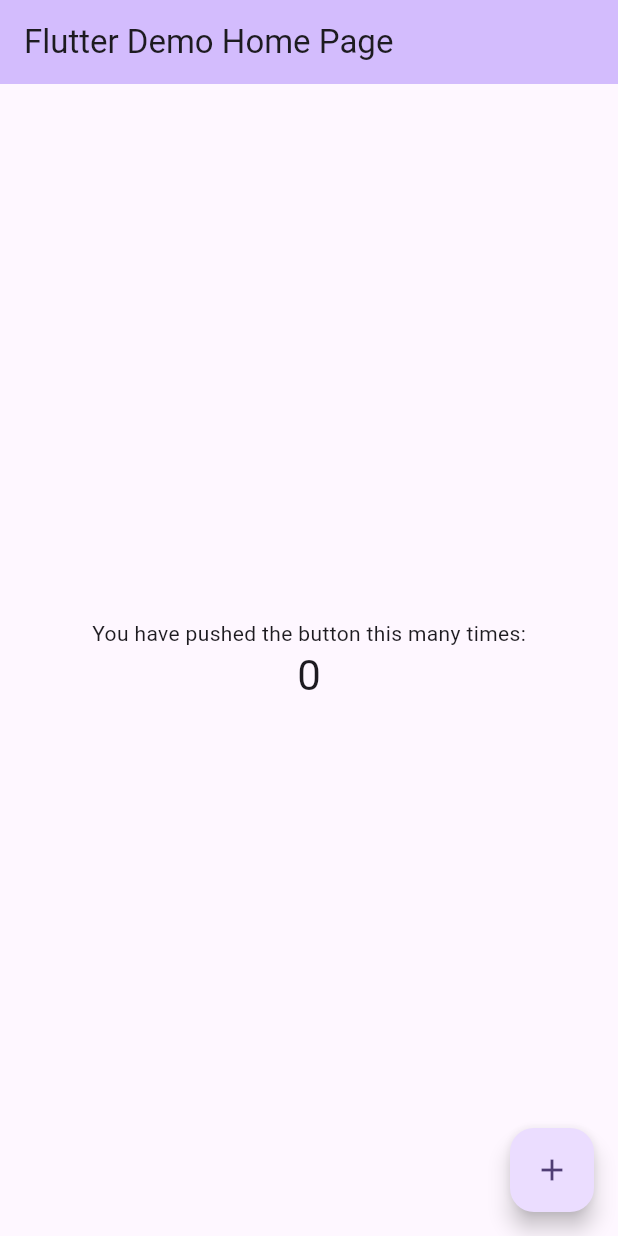
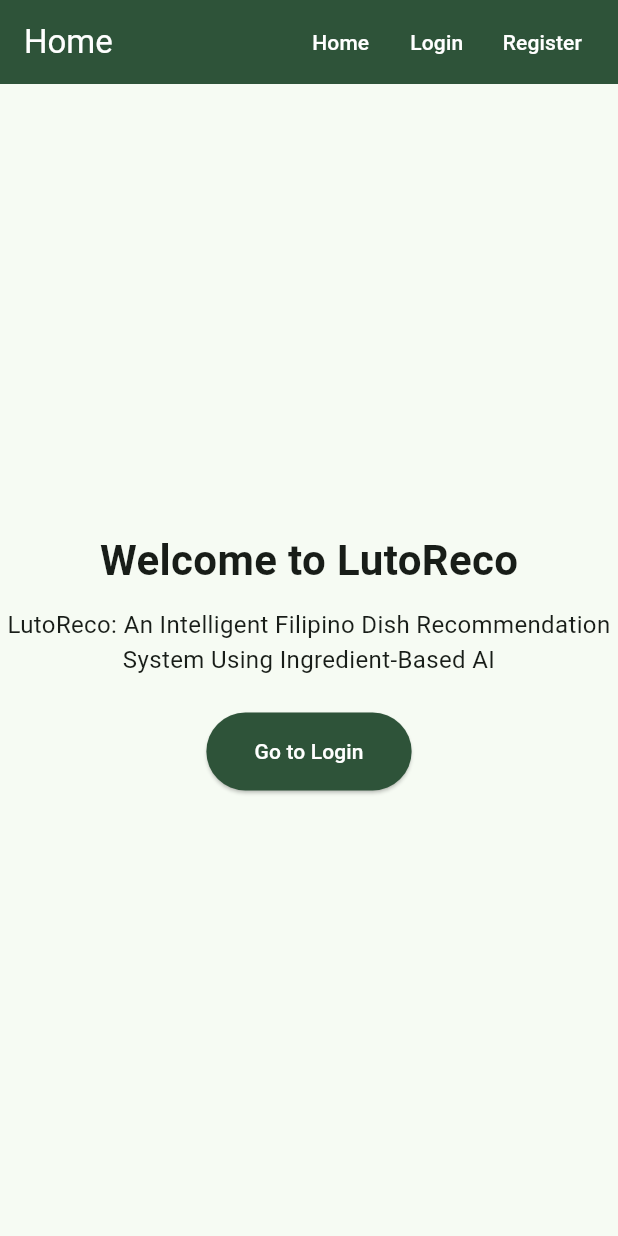
Before and after one commit to kianacalylcompra/kianas_project, a Flutter app: the screen it shows after launch, on a phone screen of 412 x 824 dp. Run offline on Flutter 3.47's test engine with Material 3 defaults, Android fonts, the phone set to English and light mode, and no system bars.

Commit message:
Add home, login, register, dashboard, navigation shell and input validation

```diff
--- a/lib/app.dart
+++ b/lib/app.dart
@@ -0,0 +1,56 @@
+import 'package:flutter/material.dart';
+
+import 'constants/app_constants.dart';
+import 'services/auth_state.dart';
+import 'screens/home_screen.dart';
+import 'screens/login_screen.dart';
+import 'screens/register_screen.dart';
+import 'screens/dashboard_screen.dart';
+
+class MyApp extends StatelessWidget {
+  const MyApp({super.key});
+
+  Route<dynamic> _onGenerateRoute(RouteSettings settings) {
+    String routeName = settings.name ?? '/';
+    Widget page;
+
+    switch (routeName) {
+      case '/login':
+        page = const LoginScreen();
+        break;
+      case '/register':
+        page = const RegisterScreen();
+        break;
+      case '/dashboard':
+        if (AuthState.isLoggedIn.value) {
+          page = const DashboardScreen();
+        } else {
+          routeName = '/login';
+          page = const LoginScreen();
+        }
+        break;
+      default:
+        routeName = '/';
+        page = const HomeScreen();
+    }
+
+    return MaterialPageRoute(
+      settings: RouteSettings(name: routeName),
+      builder: (context) => page,
+    );
+  }
+
+  @override
+  Widget build(BuildContext context) {
+    return MaterialApp(
+      title: AppConstants.appName,
+      debugShowCheckedModeBanner: false,
+      theme: ThemeData(
+        colorScheme: ColorScheme.fromSeed(seedColor: AppConstants.primaryColor),
+        useMaterial3: true,
+      ),
+      initialRoute: '/',
+      onGenerateRoute: _onGenerateRoute,
+    );
+  }
+}
--- /dev/null
+++ b/lib/constants/app_constants.dart
@@ -0,0 +1,8 @@
+import 'package:flutter/material.dart';
+
+class AppConstants {
+  static const String appName = 'LutoReco';
+  static const String fullTitle =
+      'LutoReco: An Intelligent Filipino Dish Recommendation System Using Ingredient-Based AI';
+  static const Color primaryColor = Color(0xFF2E5339);
+}
--- a/lib/main.dart
+++ b/lib/main.dart
@@ -1,122 +1,7 @@
 import 'package:flutter/material.dart';
+
+import 'app.dart';
 
 void main() {
   runApp(const MyApp());
 }
-
-class MyApp extends StatelessWidget {
-  const MyApp({super.key});
-
-  // This widget is the root of your application.
-  @override
-  Widget build(BuildContext context) {
-    return MaterialApp(
-      title: 'Flutter Demo',
-      theme: ThemeData(
-        // This is the theme of your application.
-        //
-        // TRY THIS: Try running your application with "flutter run". You'll see
-        // the application has a purple toolbar. Then, without quitting the app,
-        // try changing the seedColor in the colorScheme below to Colors.green
-        // and then invoke "hot reload" (save your changes or press the "hot
-        // reload" button in a Flutter-supported IDE, or press "r" if you used
-        // the command line to start the app).
-        //
-        // Notice that the counter didn't reset back to zero; the application
-        // state is not lost during the reload. To reset the state, use hot
-        // restart instead.
-        //
-        // This works for code too, not just values: Most code changes can be
-        // tested with just a hot reload.
-        colorScheme: .fromSeed(seedColor: Colors.deepPurple),
-      ),
-      home: const MyHomePage(title: 'Flutter Demo Home Page'),
-    );
-  }
-}
-
-class MyHomePage extends StatefulWidget {
-  const MyHomePage({super.key, required this.title});
-
-  // This widget is the home page of your application. It is stateful, meaning
-  // that it has a State object (defined below) that contains fields that affect
-  // how it looks.
-
-  // This class is the configuration for the state. It holds the values (in this
-  // case the title) provided by the parent (in this case the App widget) and
-  // used by the build method of the State. Fields in a Widget subclass are
-  // always marked "final".
-
-  final String title;
-
-  @override
-  State<MyHomePage> createState() => _MyHomePageState();
-}
-
-class _MyHomePageState extends State<MyHomePage> {
-  int _counter = 0;
-
-  void _incrementCounter() {
-    setState(() {
-      // This call to setState tells the Flutter framework that something has
-      // changed in this State, which causes it to rerun the build method below
-      // so that the display can reflect the updated values. If we changed
-      // _counter without calling setState(), then the build method would not be
-      // called again, and so nothing would appear to happen.
-      _counter++;
-    });
-  }
-
-  @override
-  Widget build(BuildContext context) {
-    // This method is rerun every time setState is called, for instance as done
-    // by the _incrementCounter method above.
-    //
-    // The Flutter framework has been optimized to make rerunning build methods
-    // fast, so that you can just rebuild anything that needs updating rather
-    // than having to individually change instances of widgets.
-    return Scaffold(
-      appBar: AppBar(
-        // TRY THIS: Try changing the color here to a specific color (to
-        // Colors.amber, perhaps?) and trigger a hot reload to see the AppBar
-        // change color while the other colors stay the same.
-        backgroundColor: Theme.of(context).colorScheme.inversePrimary,
-        // Here we take the value from the MyHomePage object that was created by
-        // the App.build method, and use it to set our appbar title.
-        title: Text(widget.title),
-      ),
-      body: Center(
-        // Center is a layout widget. It takes a single child and positions it
-        // in the middle of the parent.
-        child: Column(
-          // Column is also a layout widget. It takes a list of children and
-          // arranges them vertically. By default, it sizes itself to fit its
-          // children horizontally, and tries to be as tall as its parent.
-          //
-          // Column has various properties to control how it sizes itself and
-          // how it positions its children. Here we use mainAxisAlignment to
-          // center the children vertically; the main axis here is the vertical
-          // axis because Columns are vertical (the cross axis would be
-          // horizontal).
-          //
-          // TRY THIS: Invoke "debug painting" (choose the "Toggle Debug Paint"
-          // action in the IDE, or press "p" in the console), to see the
-          // wireframe for each widget.
-          mainAxisAlignment: .center,
-          children: [
-            const Text('You have pushed the button this many times:'),
-            Text(
-              '$_counter',
-              style: Theme.of(context).textTheme.headlineMedium,
-            ),
-          ],
-        ),
-      ),
-      floatingActionButton: FloatingActionButton(
-        onPressed: _incrementCounter,
-        tooltip: 'Increment',
-        child: const Icon(Icons.add),
-      ),
-    );
-  }
-}
--- a/lib/screens/home_screen.dart
+++ b/lib/screens/home_screen.dart
@@ -0,0 +1,41 @@
+import 'package:flutter/material.dart';
+
+import '../widgets/app_shell.dart';
+import '../widgets/app_button.dart';
+import '../constants/app_constants.dart';
+
+class HomeScreen extends StatelessWidget {
+  const HomeScreen({super.key});
+
+  @override
+  Widget build(BuildContext context) {
+    return AppShell(
+      title: 'Home',
+      body: Center(
+        child: SizedBox(
+          width: 600,
+          child: Column(
+            mainAxisAlignment: MainAxisAlignment.center,
+            children: [
+              const Text(
+                'Welcome to ${AppConstants.appName}',
+                style: TextStyle(fontSize: 28, fontWeight: FontWeight.bold),
+              ),
+              const SizedBox(height: 12),
+              const Text(
+                AppConstants.fullTitle,
+                textAlign: TextAlign.center,
+                style: TextStyle(fontSize: 16),
+              ),
+              const SizedBox(height: 24),
+              AppButton(
+                text: 'Go to Login',
+                onPressed: () => Navigator.pushNamed(context, '/login'),
+              ),
+            ],
+          ),
+        ),
+      ),
+    );
+  }
+}
--- /dev/null
+++ b/lib/services/auth_state.dart
@@ -0,0 +1,13 @@
+import 'package:flutter/foundation.dart';
+
+class AuthState {
+  static final ValueNotifier<bool> isLoggedIn = ValueNotifier<bool>(false);
+
+  static void login() {
+    isLoggedIn.value = true;
+  }
+
+  static void logout() {
+    isLoggedIn.value = false;
+  }
+}
--- a/lib/widgets/app_button.dart
+++ b/lib/widgets/app_button.dart
@@ -0,0 +1,21 @@
+import 'package:flutter/material.dart';
+
+class AppButton extends StatelessWidget {
+  final String text;
+  final VoidCallback onPressed;
+
+  const AppButton({super.key, required this.text, required this.onPressed});
+
+  @override
+  Widget build(BuildContext context) {
+    return ElevatedButton(
+      onPressed: onPressed,
+      style: ElevatedButton.styleFrom(
+        backgroundColor: const Color(0xFF2E5339),
+        foregroundColor: Colors.white,
+        padding: const EdgeInsets.symmetric(horizontal: 32, vertical: 16),
+      ),
+      child: Text(text),
+    );
+  }
+}
--- /dev/null
+++ b/lib/widgets/app_shell.dart
@@ -0,0 +1,60 @@
+import 'package:flutter/material.dart';
+
+import '../constants/app_constants.dart';
+import '../services/auth_state.dart';
+
+class AppShell extends StatelessWidget {
+  final String title;
+  final Widget body;
+
+  const AppShell({super.key, required this.title, required this.body});
+
+  Widget _menuButton(BuildContext context, String label, String route) {
+    return TextButton(
+      onPressed: () => Navigator.pushReplacementNamed(context, route),
+      child: Text(label, style: const TextStyle(color: Colors.white)),
+    );
+  }
+
+  Widget _logoutButton(BuildContext context) {
+    return TextButton.icon(
+      onPressed: () {
+        AuthState.logout();
+        Navigator.pushNamedAndRemoveUntil(context, '/login', (route) => false);
+        ScaffoldMessenger.of(context).showSnackBar(
+          const SnackBar(content: Text('You have been logged out.')),
+        );
+      },
+      icon: const Icon(Icons.logout, color: Colors.white, size: 18),
+      label: const Text('Logout', style: TextStyle(color: Colors.white)),
+    );
+  }
+
+  @override
+  Widget build(BuildContext context) {
+    return ValueListenableBuilder<bool>(
+      valueListenable: AuthState.isLoggedIn,
+      builder: (context, loggedIn, _) {
+        return Scaffold(
+          appBar: AppBar(
+            title: Text(title),
+            backgroundColor: AppConstants.primaryColor,
+            foregroundColor: Colors.white,
+            actions: [
+              _menuButton(context, 'Home', '/'),
+              if (loggedIn) ...[
+                _menuButton(context, 'Dashboard', '/dashboard'),
+                _logoutButton(context),
+              ] else ...[
+                _menuButton(context, 'Login', '/login'),
+                _menuButton(context, 'Register', '/register'),
+              ],
+              const SizedBox(width: 12),
+            ],
+          ),
+          body: body,
+        );
+      },
+    );
+  }
+}
--- a/pubspec.yaml
+++ b/pubspec.yaml
@@ -34,6 +34,8 @@ dependencies:
   # The following adds the Cupertino Icons font to your application.
   # Use with the CupertinoIcons class for iOS style icons.
   cupertino_icons: ^1.0.8
+  go_router: ^18.0.2
+  http: ^1.6.0
 
 dev_dependencies:
   flutter_test:
```
Also changed, not shown: lib/screens/dashboard_screen.dart (added, +36 -0 lines), lib/screens/login_screen.dart (+115 -0 lines), lib/screens/register_screen.dart (added, +160 -0 lines), lib/utils/validators.dart (added, +74 -0 lines), lib/widgets/app_text_field.dart (+45 -0 lines), pubspec.lock.
